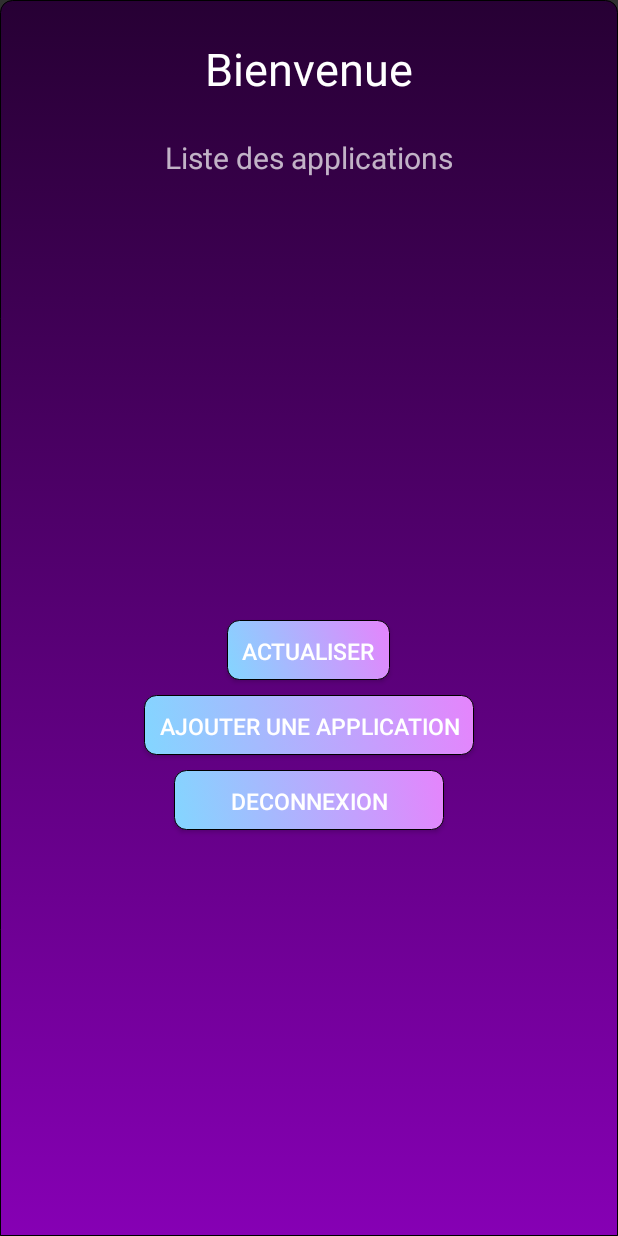
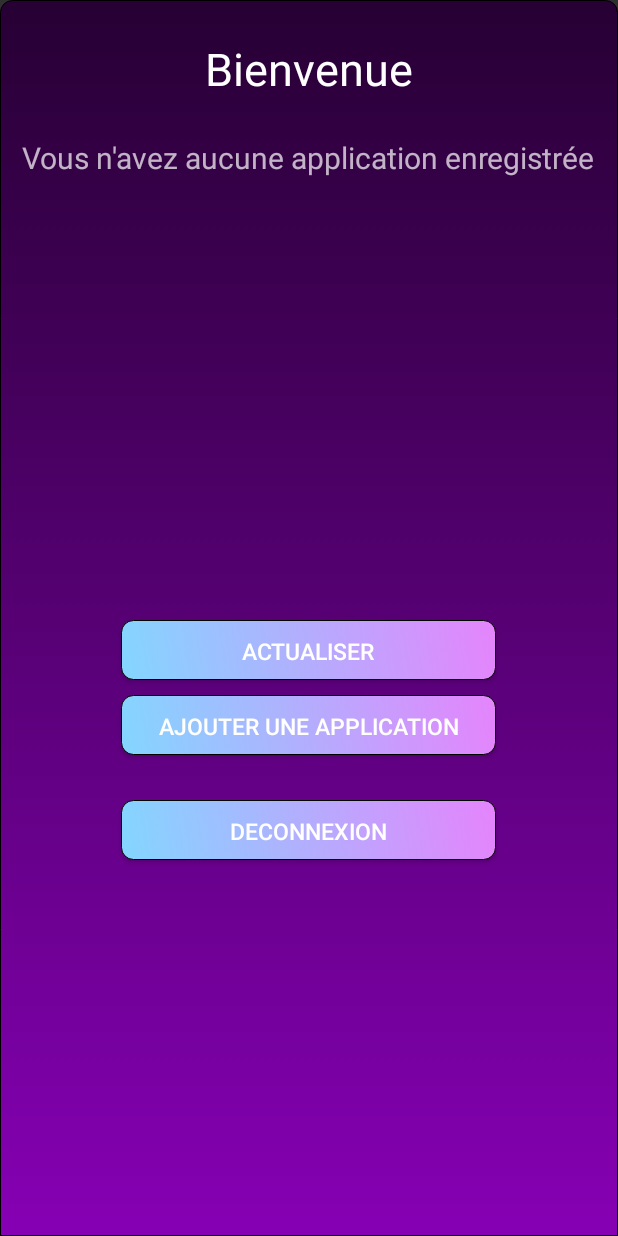
Before and after one commit to AnthonyRJ/UMSA, an Android app: the AccueilActivity screen opened directly, with no data from a screen before it, on a phone screen of 412 x 824 dp. Run offline under Robolectric (Android 15) with nearby library versions, the phone set to English and light mode, and no system bars; our stand-ins replace Firebase (no records; nobody signed in at launch, a user with empty details on screens opened directly).

Commit message:
Hopefully last commit

```diff
--- a/app/src/main/java/com/example/Login_and_Registration/AccueilActivity.java
+++ b/app/src/main/java/com/example/Login_and_Registration/AccueilActivity.java
@@ -22,6 +22,8 @@ import com.google.firebase.firestore.FirebaseFirestore;
 import com.google.firebase.firestore.QueryDocumentSnapshot;
 import com.google.firebase.firestore.QuerySnapshot;
 
+import org.w3c.dom.Text;
+
 import java.util.ArrayList;
 import java.util.HashMap;
 import java.util.List;
@@ -40,6 +42,7 @@ public class AccueilActivity extends AppCompatActivity {
     private ArrayList<String> allDocUID;
     int cptApp;
     TextView moreLab;
+    TextView listeLab;
 
 
     @Override
@@ -55,9 +58,11 @@ public class AccueilActivity extends AppCompatActivity {
         ((LinearLayout) linearLayout).removeAllViews();
         moreLab = (TextView) findViewById(R.id.moreLab);
         moreLab.setVisibility(View.INVISIBLE);
+        listeLab = (TextView) findViewById(R.id.listeLab);
         firebaseAuth = FirebaseAuth.getInstance();
         db = FirebaseFirestore.getInstance();
         afficherApp();
+        cptApp = 0;
 
         handler.postDelayed(new Runnable() {
             @Override
@@ -138,6 +143,8 @@ public class AccueilActivity extends AppCompatActivity {
 
                             if(cptApp > 4){
                                 moreLab.setVisibility(View.VISIBLE);
+                            } else if(cptApp <= 0){
+                                listeLab.setText("Vous n'avez aucune application enregistrée");
                             }
                         } else {
                             Log.d(TAG, "Error getting documents: ", task.getException());
--- a/app/src/main/res/layout/accueil_activity.xml
+++ b/app/src/main/res/layout/accueil_activity.xml
@@ -20,7 +20,7 @@
         android:textSize="30sp" />
 
     <TextView
-        android:id="@+id/textView2"
+        android:id="@+id/listeLab"
         android:layout_width="wrap_content"
         android:layout_height="wrap_content"
         android:layout_marginTop="25dp"
@@ -52,11 +52,11 @@
         android:layout_height="wrap_content"
         android:textAlignment="center"
         android:textColor="@color/pinkBackground"
-        android:text=" ... plus d'application" />
+        android:text=" ... plus d'applications" />
 
     <Button
         android:id="@+id/button_reload"
-        android:layout_width="wrap_content"
+        android:layout_width="250dp"
         android:layout_height="40dp"
         android:layout_marginTop="50dp"
         android:background="@drawable/button"
@@ -65,7 +65,7 @@
 
     <Button
         android:id="@+id/button_createApp"
-        android:layout_width="wrap_content"
+        android:layout_width="250dp"
         android:layout_height="40dp"
         android:layout_marginTop="10dp"
         android:text="@string/addNewAppInDatabase"
@@ -74,9 +74,9 @@
 
     <Button
         android:id="@+id/button_loggout"
-        android:layout_width="180dp"
+        android:layout_width="250dp"
         android:layout_height="40dp"
-        android:layout_marginTop="10dp"
+        android:layout_marginTop="30dp"
         android:text="@string/logout"
         android:background="@drawable/button"
         android:textSize="15sp" />
--- a/app/src/main/res/layout/activity_app_creation.xml
+++ b/app/src/main/res/layout/activity_app_creation.xml
@@ -28,6 +28,7 @@
         android:hint="@string/newAppliName"
         android:background="#ffffff"
         android:textAlignment="center"
+        android:textColorHint="@color/pinkBackground"
         android:textColor="@color/purpleColor">
     </EditText>
 
--- a/app/src/main/res/layout/login_activity.xml
+++ b/app/src/main/res/layout/login_activity.xml
@@ -25,6 +25,7 @@
         android:inputType="textEmailAddress"
         android:background="#ffffff"
         android:textAlignment="center"
+        android:textColorHint="@color/pinkBackground"
         android:textColor="@color/purpleColor"/>
 
     <EditText
@@ -36,6 +37,7 @@
         android:background="#ffffff"
         android:inputType="textPassword"
         android:textAlignment="center"
+        android:textColorHint="@color/pinkBackground"
         android:textColor="@color/purpleColor"/>
 
     <Button
--- a/app/src/main/res/values/strings.xml
+++ b/app/src/main/res/values/strings.xml
@@ -15,7 +15,7 @@
     <string name="logout">Deconnexion</string>
     <string name="test">test</string>
     <string name="coverNewApp">"Ajout d'une nouvelle application"</string>
-    <string name="newAppliName">nom de l\'appli</string>
+    <string name="newAppliName">NOM DE L\'APPLICATION</string>
     <string name="addNewAppInDatabase">Ajouter une application</string>
     <string name="addAppInData">ajouter</string>
     <string name="reload">actualiser</string>
```
Also changed, not shown: app/src/main/java/com/example/Login_and_Registration/AccountListActivity.java (+10 -4 lines), app/src/main/res/layout/registration_activity.xml (+7 -1 lines).
